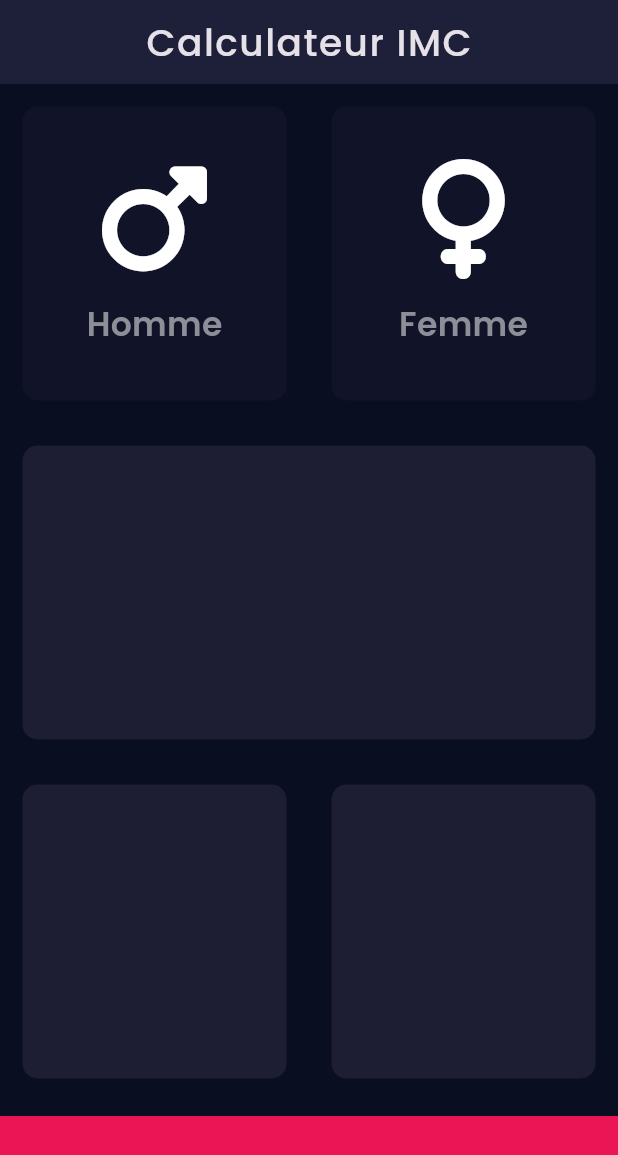
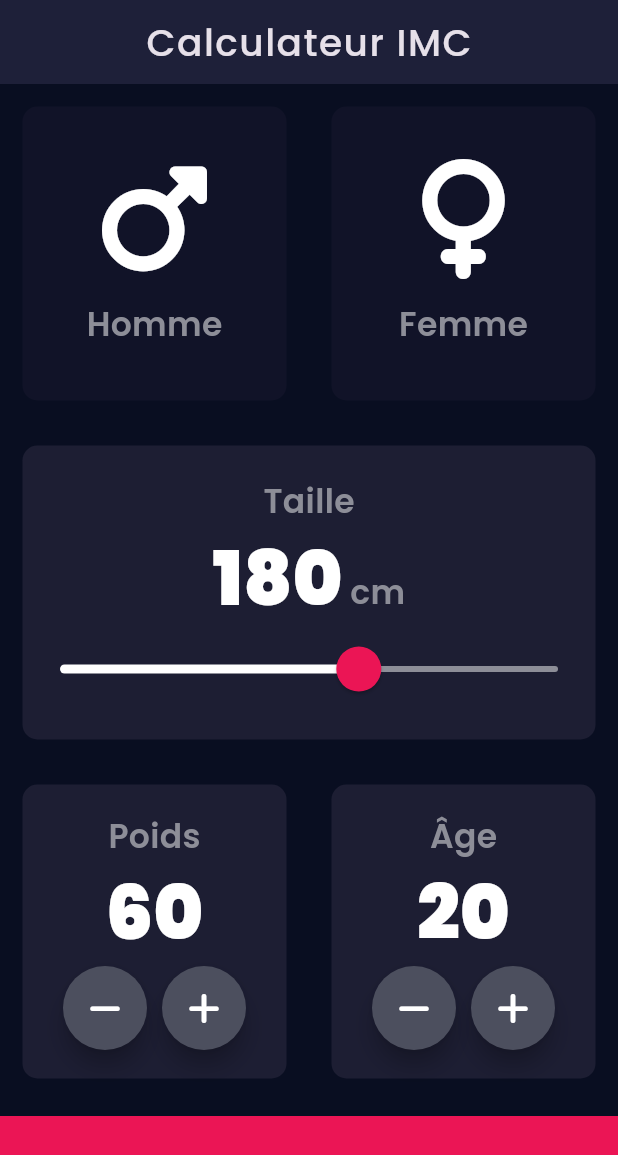
Before and after one commit to Abberate/bmi, a Flutter app: the screen it shows after launch, on a phone screen of 412 x 824 dp. Shown: the top 1155 px of the screen. Run offline on Flutter 3.47's test engine with Material 3 defaults, Android fonts, the phone set to English and light mode, and no system bars; our stand-ins replace font_awesome_flutter, google_fonts.

Commit message:
git_comit_16/06/2024

```diff
--- /dev/null
+++ b/lib/constants.dart
@@ -0,0 +1,19 @@
+import 'package:flutter/material.dart';
+import 'package:google_fonts/google_fonts.dart';
+
+const kBottomContainerHeight = 80.0;
+const kActiveCardColour = Color(0xFF1D1E33);
+const kInactiveCardColor = Color(0xFF111328);
+const kBottomContainerColour = Color(0xFFEB1555);
+
+final TextStyle kTextStyle = GoogleFonts.poppins(
+  fontSize: 22,
+  fontWeight: FontWeight.w600,
+  color: const Color(0xFF8D8E98),
+);
+
+final TextStyle kNumberTextStyle = GoogleFonts.poppins(
+    fontSize: 50.0,
+    fontWeight: FontWeight.w900,
+    color: const Color(0xFFFFFFFF)
+);
--- a/lib/icon_content.dart
+++ b/lib/icon_content.dart
@@ -1,11 +1,6 @@
 import 'package:flutter/material.dart';
-import 'package:google_fonts/google_fonts.dart';
+import 'package:bmi/constants.dart';
 
-final TextStyle textStyle = GoogleFonts.poppins(
-  fontSize: 22,
-  fontWeight: FontWeight.w600,
-  color: const Color(0xFF8D8E98),
-);
 
 
 class IconContent extends StatelessWidget {
@@ -22,7 +17,7 @@ class IconContent extends StatelessWidget {
         const SizedBox(height: 15),
         Text(
           texte,
-          style: textStyle,
+          style: kTextStyle,
         )
       ],
     );
--- a/lib/input_page.dart
+++ b/lib/input_page.dart
@@ -3,11 +3,7 @@ import 'package:font_awesome_flutter/font_awesome_flutter.dart';
 import 'package:google_fonts/google_fonts.dart';
 import 'package:bmi/reusable_card.dart';
 import 'package:bmi/icon_content.dart';
-
-const bottomContainerHeight = 80.0;
-const activeCardColour = Color(0xFF1D1E33);
-const inactiveCardColor = Color(0xFF111328);
-const bottomContainerColour = Color(0xFFEB1555);
+import 'package:bmi/constants.dart';
 
 enum Gender { male, female }
 
@@ -19,9 +15,10 @@ class InputPage extends StatefulWidget {
 }
 
 class _InputPageState extends State<InputPage> {
-
   Gender? selectedGender;
-
+  int taille = 180;
+  int poids = 60;
+  int age = 20;
   @override
   Widget build(BuildContext context) {
     return Scaffold(
@@ -34,60 +31,210 @@ class _InputPageState extends State<InputPage> {
                 fontSize: 25, fontWeight: FontWeight.w500, letterSpacing: 1)),
       ),
       body: Column(
+        crossAxisAlignment: CrossAxisAlignment.stretch,
         children: [
           Expanded(
             child: Row(
               children: [
                 Expanded(
-                  child: GestureDetector(
-                    onTap: () {
+                  child: ReusableCard(
+                    onPress: () {
                       setState(() {
                         selectedGender = Gender.male;
                       });
                     },
-                    child: ReusableCard(
-                      couleur: selectedGender == Gender.male ? activeCardColour : inactiveCardColor,
+                    couleur: selectedGender == Gender.male
+                        ? kActiveCardColour
+                        : kInactiveCardColor,
                     cardChild: IconContent(
                         icon: FontAwesomeIcons.mars, texte: 'Homme'),
                   ),
                 ),
-                ),
                 Expanded(
-                  child: GestureDetector(
-                      onTap: () {
+                  child: ReusableCard(
+                      onPress: () {
                         setState(() {
                           selectedGender = Gender.female;
                         });
                       },
-                      child: ReusableCard(
-                          couleur: selectedGender == Gender.female ? activeCardColour :inactiveCardColor,
+                      couleur: selectedGender == Gender.female
+                          ? kActiveCardColour
+                          : kInactiveCardColor,
                       cardChild: IconContent(
-                              icon: FontAwesomeIcons.venus, texte: 'Femme'))),
+                          icon: FontAwesomeIcons.venus, texte: 'Femme')),
                 ),
               ],
             ),
           ),
-          Expanded(child: ReusableCard(couleur: activeCardColour)),
+          Expanded(
+            child: ReusableCard(
+              couleur: kActiveCardColour,
+              cardChild: Column(
+                mainAxisAlignment: MainAxisAlignment.center,
+                children: [
+                  Text(
+                    'Taille',
+                    style: kTextStyle,
+                  ),
+                  Row(
+                    mainAxisAlignment: MainAxisAlignment.center,
+                    crossAxisAlignment: CrossAxisAlignment.baseline,
+                    textBaseline: TextBaseline.alphabetic,
+                    children: [
+                      Text(
+                        taille.toString(),
+                        style: kNumberTextStyle,
+                      ),
+                      const SizedBox(width: 5.0),
+                      Text(
+                        'cm',
+                        style: kTextStyle,
+                      )
+                    ],
+                  ),
+                  SliderTheme(
+                    data: SliderTheme.of(context).copyWith(
+                        activeTrackColor: Colors.white,
+                        thumbColor: const Color(0xffeb1555),
+                        overlayColor: const Color(0x1feb1555),
+                        inactiveTrackColor: const Color(0xff8d8e98),
+                        thumbShape: const RoundSliderThumbShape(
+                            enabledThumbRadius: 15.0),
+                        overlayShape:
+                            const RoundSliderOverlayShape(overlayRadius: 25.0)),
+                    child: Slider(
+                      value: taille.toDouble(),
+                      min: 120.0,
+                      max: 220.0,
+                      onChanged: (double newValue) {
+                        setState(() {
+                          taille = newValue.round();
+                        });
+                      },
+                    ),
+                  )
+                ],
+              ),
+            ),
+          ),
           Expanded(
             child: Row(
               children: [
                 Expanded(
-                  child: ReusableCard(couleur: activeCardColour),
+                  child: ReusableCard(
+                    couleur: kActiveCardColour,
+                    cardChild: Column(
+                      mainAxisAlignment: MainAxisAlignment.center,
+                      children: [
+                        Text(
+                          'Poids',
+                          style: kTextStyle,
+                        ),
+                        Text(
+                          poids.toString(),
+                          style: kNumberTextStyle,
+                        ),
+                        Row(
+                          mainAxisAlignment: MainAxisAlignment.center,
+                          children: [
+                            RoundIconButton(
+                              icon: FontAwesomeIcons.minus,
+                              action: () {
+                                setState(() {
+                                  poids--;
+                                });
+                              },
+                            ),
+                            const SizedBox(
+                              width: 10,
+                            ),
+                            RoundIconButton(
+                              icon: FontAwesomeIcons.plus,
+                              action: () {
+                                setState(() {
+                                  poids++;
+                                });
+                              },
+                            )
+                          ],
+                        ),
+                      ],
+                    ),
+                  ),
                 ),
                 Expanded(
-                  child: ReusableCard(couleur: activeCardColour),
+                  child: ReusableCard(
+                    couleur: kActiveCardColour,
+                    cardChild: Column(
+                      mainAxisAlignment: MainAxisAlignment.center,
+                      children: [
+                        Text(
+                          'Âge',
+                          style: kTextStyle,
+                        ),
+                        Text(
+                          age.toString(),
+                          style: kNumberTextStyle,
+                        ),
+                        Row(
+                          mainAxisAlignment: MainAxisAlignment.center,
+                          children: [
+                            RoundIconButton(
+                              icon: FontAwesomeIcons.minus,
+                              action: () {
+                                setState(() {
+                                  age--;
+                                });
+                              },
+                            ),
+                            const SizedBox(
+                              width: 10,
+                            ),
+                            RoundIconButton(
+                              icon: FontAwesomeIcons.plus,
+                              action: () {
+                                setState(() {
+                                  age++;
+                                });
+                              },
+                            )
+                          ],
+                        ),
+                      ],
+                    ),
+                  ),
                 ),
               ],
             ),
           ),
           Container(
-            decoration: const BoxDecoration(color: bottomContainerColour),
+            decoration: const BoxDecoration(color: kBottomContainerColour),
             margin: const EdgeInsets.only(top: 10),
             width: double.infinity,
-            height: bottomContainerHeight,
+            height: kBottomContainerHeight,
           )
         ],
       ),
     );
   }
 }
+
+class RoundIconButton extends StatelessWidget {
+  const RoundIconButton({super.key, required this.icon,required this.action});
+  final IconData icon;
+  final VoidCallback action;
+
+  @override
+  Widget build(BuildContext context) {
+    return RawMaterialButton(
+        constraints: const BoxConstraints.tightFor(
+          width: 56.0,
+          height: 56.0,
+        ),
+        elevation: 6.0,
+        shape: const CircleBorder(),
+        fillColor: const Color(0xFF4C4F5E),
+        onPressed: action,
+        child: Icon(icon));
+  }
+}
--- a/lib/reusable_card.dart
+++ b/lib/reusable_card.dart
@@ -1,17 +1,21 @@
-import 'package:flutter/material.dart';
+ import 'package:flutter/material.dart';
 
 class ReusableCard extends StatelessWidget {
-  ReusableCard({required this.couleur, this.cardChild});
+  ReusableCard({required this.couleur, this.cardChild,this.onPress});
   final Color couleur;
   final Widget? cardChild;
+  final VoidCallback? onPress;
 
   @override
   Widget build(BuildContext context) {
-    return Container(
-      child: cardChild,
-      margin: EdgeInsets.all(15),
-      decoration: BoxDecoration(
-          color: couleur, borderRadius: BorderRadius.circular(10.0)),
+    return GestureDetector(
+      onTap:onPress,
+      child: Container(
+        margin: const EdgeInsets.all(15),
+        decoration: BoxDecoration(
+            color: couleur, borderRadius: BorderRadius.circular(10.0)),
+        child: cardChild,
+      ),
     );
   }
 }
```
Lines whose indentation alone changed are shown as unchanged.
